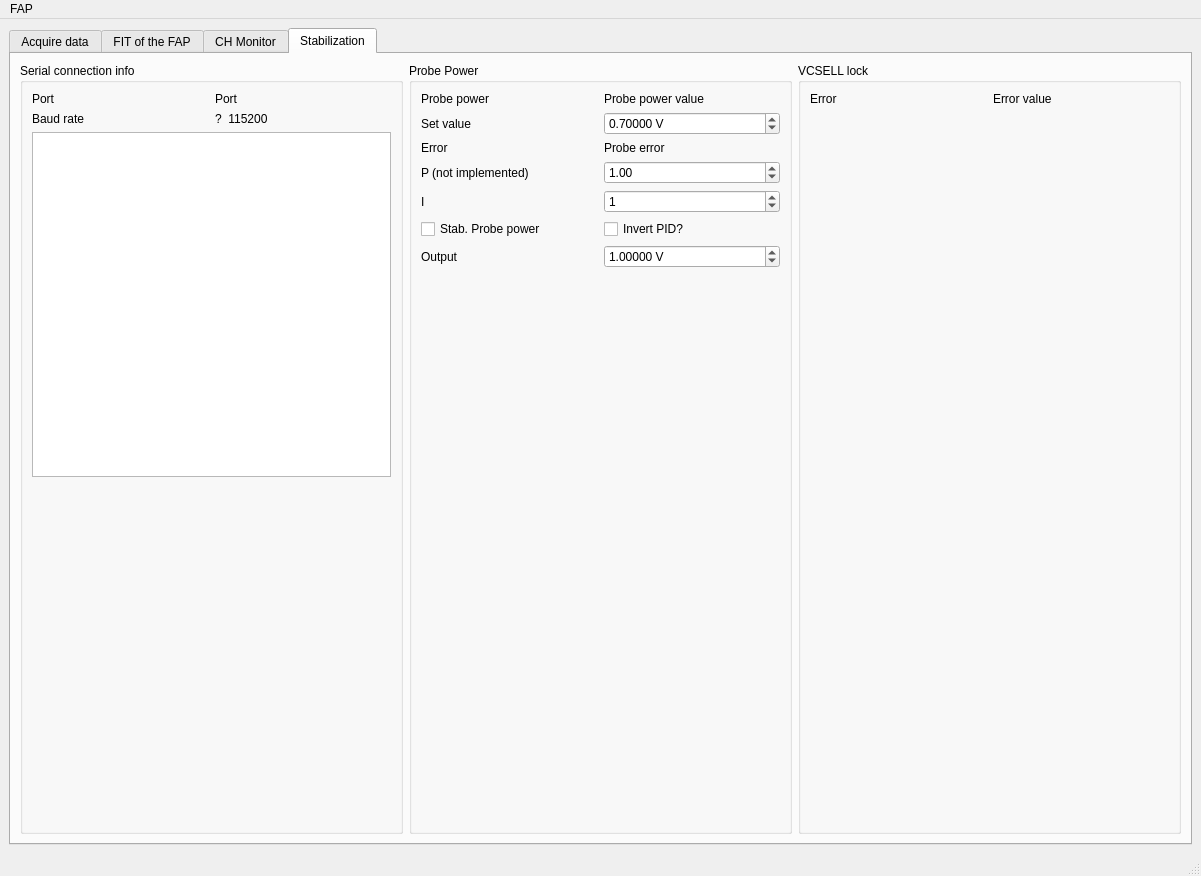
Qt form gui.ui (zoran-grujic/FAP-TiePie) before a commit.
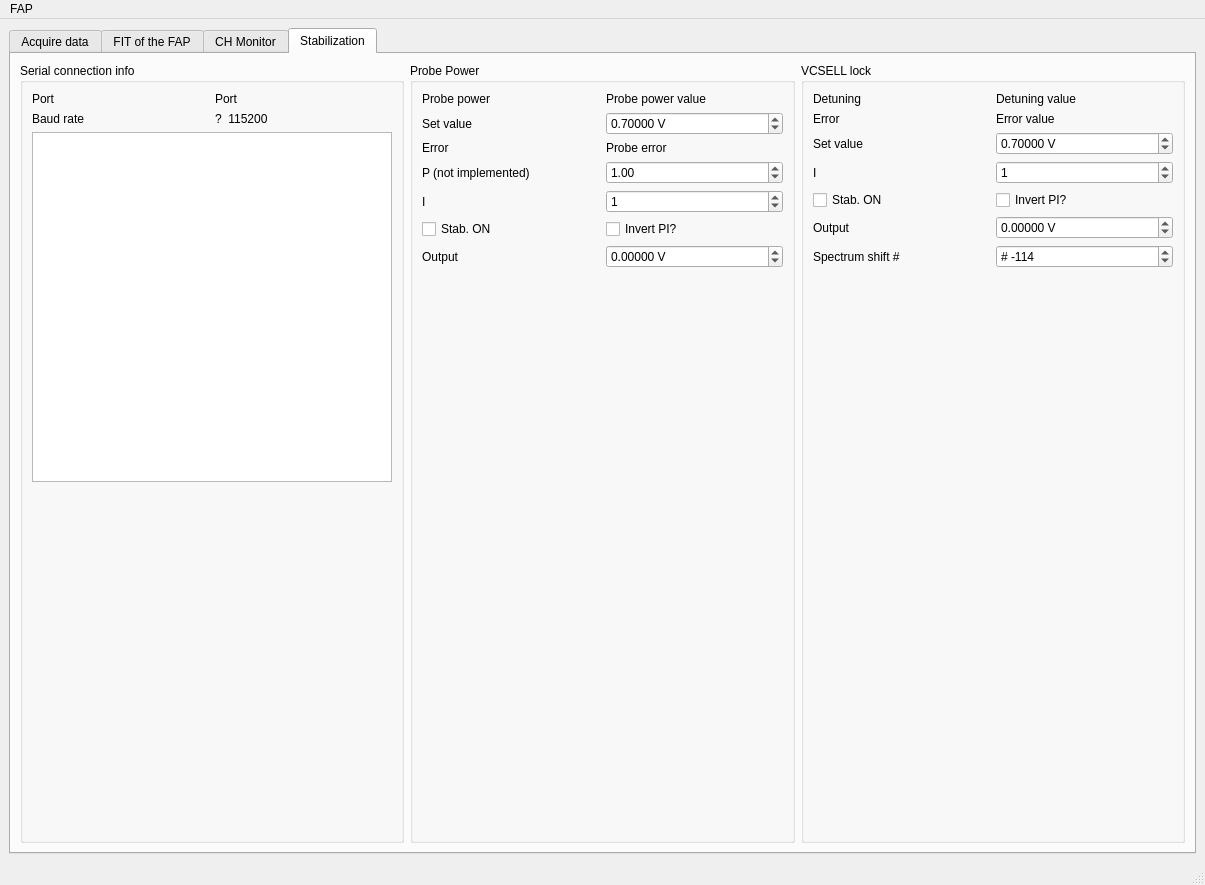
The same form after that commit. Icons and pictures are not drawn.

Commit message: Add gui for VCSELL lock

Patch:
```diff
--- a/gui.ui
+++ b/gui.ui
@@ -6,8 +6,8 @@
    <rect>
     <x>0</x>
     <y>0</y>
-    <width>1201</width>
-    <height>876</height>
+    <width>1205</width>
+    <height>885</height>
    </rect>
   </property>
   <property name="windowTitle">
@@ -1917,7 +1917,7 @@
           <property name="sizePolicy">
            <sizepolicy hsizetype="Preferred" vsizetype="Preferred">
             <horstretch>1</horstretch>
-            <verstretch>0</verstretch>
+            <verstretch>1</verstretch>
            </sizepolicy>
           </property>
           <property name="title">
@@ -1979,7 +1979,7 @@
              <item row="7" column="0">
               <widget class="QCheckBox" name="checkBox_StabProbePower">
                <property name="text">
-                <string>Stab. Probe power</string>
+                <string>Stab. ON</string>
                </property>
                <property name="icon">
                 <iconset>
@@ -2010,7 +2010,7 @@
              <item row="7" column="1">
               <widget class="QCheckBox" name="checkBox_ProbeStabInvertPID">
                <property name="text">
-                <string>Invert PID?</string>
+                <string>Invert PI?</string>
                </property>
               </widget>
              </item>
@@ -2090,13 +2090,13 @@
                 <double>0.010000000000000</double>
                </property>
                <property name="value">
-                <double>1.000000000000000</double>
+                <double>0.000000000000000</double>
                </property>
               </widget>
              </item>
             </layout>
            </item>
-           <item row="1" column="1">
+           <item row="2" column="1">
             <spacer name="verticalSpacer_2">
              <property name="orientation">
               <enum>Qt::Vertical</enum>
@@ -2126,23 +2126,180 @@
           <layout class="QGridLayout" name="gridLayout_23">
            <item row="0" column="0">
             <layout class="QGridLayout" name="gridLayout_22">
-             <item row="0" column="0">
+             <item row="3" column="0">
+              <widget class="QLabel" name="label_47">
+               <property name="text">
+                <string>I</string>
+               </property>
+              </widget>
+             </item>
+             <item row="5" column="0">
+              <widget class="QLabel" name="label_49">
+               <property name="text">
+                <string>Output</string>
+               </property>
+              </widget>
+             </item>
+             <item row="1" column="0">
               <widget class="QLabel" name="label_46">
                <property name="text">
                 <string>Error</string>
                </property>
               </widget>
              </item>
+             <item row="4" column="1">
+              <widget class="QCheckBox" name="checkBox_VCSELLStabInvertPID">
+               <property name="text">
+                <string>Invert PI?</string>
+               </property>
+              </widget>
+             </item>
+             <item row="4" column="0">
+              <widget class="QCheckBox" name="checkBox_VCSELLStab">
+               <property name="text">
+                <string>Stab. ON</string>
+               </property>
+               <property name="icon">
+                <iconset>
+                 <normaloff>images/ZG-Speach-Bubble-48x48-icon.png</normaloff>images/ZG-Speach-Bubble-48x48-icon.png</iconset>
+               </property>
+               <property name="iconSize">
+                <size>
+                 <width>48</width>
+                 <height>48</height>
+                </size>
+               </property>
+              </widget>
+             </item>
+             <item row="2" column="0">
+              <widget class="QLabel" name="label_42">
+               <property name="text">
+                <string>Set value</string>
+               </property>
+              </widget>
+             </item>
+             <item row="2" column="1">
+              <widget class="QDoubleSpinBox" name="doubleSpinBox_setVCSELL">
+               <property name="suffix">
+                <string> V</string>
+               </property>
+               <property name="decimals">
+                <number>5</number>
+               </property>
+               <property name="minimum">
+                <double>-10.000000000000000</double>
+               </property>
+               <property name="maximum">
+                <double>10.000000000000000</double>
+               </property>
+               <property name="singleStep">
+                <double>0.001000000000000</double>
+               </property>
+               <property name="value">
+                <double>0.700000000000000</double>
+               </property>
+              </widget>
+             </item>
+             <item row="5" column="1">
+              <widget class="QDoubleSpinBox" name="doubleSpinBox_stabVCSELLOut">
+               <property name="suffix">
+                <string> V</string>
+               </property>
+               <property name="decimals">
+                <number>5</number>
+               </property>
+               <property name="minimum">
+                <double>-5.000000000000000</double>
+               </property>
+               <property name="maximum">
+                <double>5.000000000000000</double>
+               </property>
+               <property name="singleStep">
+                <double>0.010000000000000</double>
+               </property>
+               <property name="value">
+                <double>0.000000000000000</double>
+               </property>
+              </widget>
+             </item>
+             <item row="0" column="0">
+              <widget class="QLabel" name="label_43">
+               <property name="text">
+                <string>Detuning</string>
+               </property>
+              </widget>
+             </item>
+             <item row="3" column="1">
+              <widget class="QDoubleSpinBox" name="doubleSpinBox_setProbePowerI_2">
+               <property name="suffix">
+                <string/>
+               </property>
+               <property name="decimals">
+                <number>0</number>
+               </property>
+               <property name="minimum">
+                <double>0.000000000000000</double>
+               </property>
+               <property name="maximum">
+                <double>1000.000000000000000</double>
+               </property>
+               <property name="singleStep">
+                <double>1.000000000000000</double>
+               </property>
+               <property name="value">
+                <double>1.000000000000000</double>
+               </property>
+              </widget>
+             </item>
+             <item row="1" column="1">
+              <widget class="QLabel" name="label_LaserError">
+               <property name="text">
+                <string>Error value</string>
+               </property>
+              </widget>
+             </item>
+             <item row="0" column="1">
+              <widget class="QLabel" name="label_VCSELLDetuningValue">
+               <property name="text">
+                <string>Detuning value</string>
+               </property>
+              </widget>
+             </item>
+             <item row="6" column="0">
+              <widget class="QLabel" name="label_50">
+               <property name="text">
+                <string>Spectrum shift #</string>
+               </property>
+              </widget>
+             </item>
+             <item row="6" column="1">
+              <widget class="QDoubleSpinBox" name="doubleSpinBox_stabSpectrumShift">
+               <property name="prefix">
+                <string># </string>
+               </property>
+               <property name="suffix">
+                <string/>
+               </property>
+               <property name="decimals">
+                <number>0</number>
+               </property>
+               <property name="minimum">
+                <double>-5000.000000000000000</double>
+               </property>
+               <property name="maximum">
+                <double>5000.000000000000000</double>
+               </property>
+               <property name="singleStep">
+                <double>1.000000000000000</double>
+               </property>
+               <property name="value">
+                <double>-114.000000000000000</double>
+               </property>
+              </widget>
+             </item>
             </layout>
            </item>
-           <item row="0" column="1">
-            <widget class="QLabel" name="label_47">
-             <property name="text">
-              <string>Error value</string>
-             </property>
-            </widget>
-           </item>
-           <item row="1" column="0">
+           <item row="2" column="0">
             <spacer name="verticalSpacer_3">
              <property name="orientation">
               <enum>Qt::Vertical</enum>
@@ -2169,8 +2326,8 @@
     <rect>
      <x>0</x>
      <y>0</y>
-     <width>1201</width>
-     <height>26</height>
+     <width>1205</width>
+     <height>21</height>
     </rect>
    </property>
    <widget class="QMenu" name="menuFAP">
```
Left out of the diff: 13 changed lines with no effect on the pictures. The commit also changes 3 other files.
